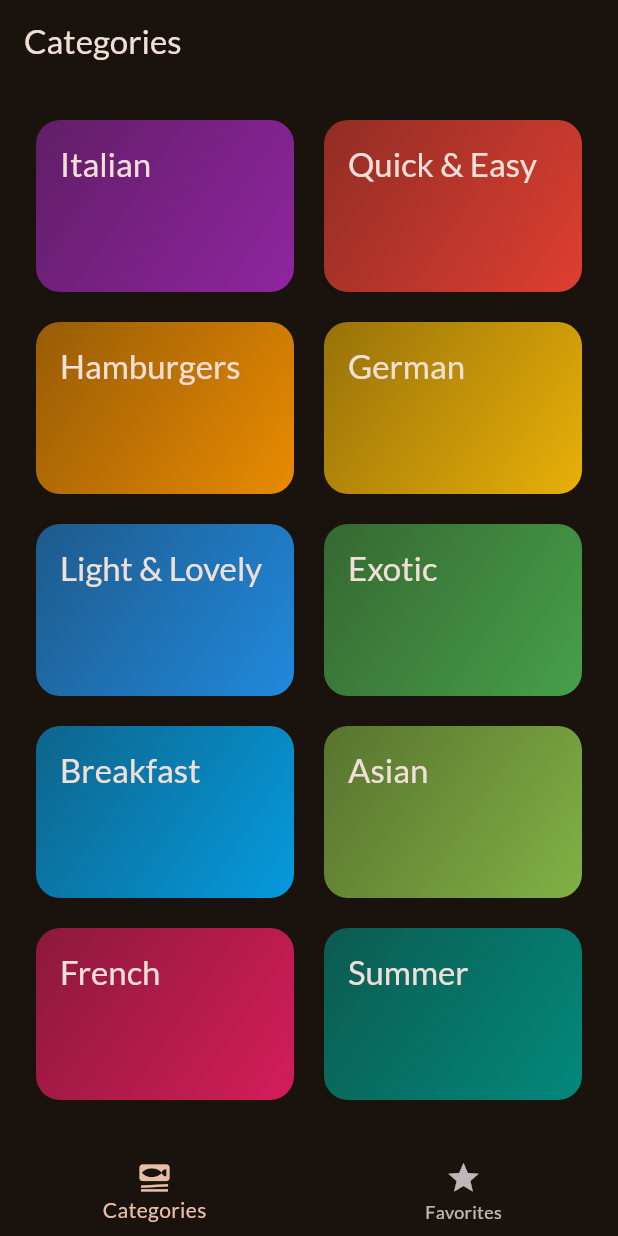
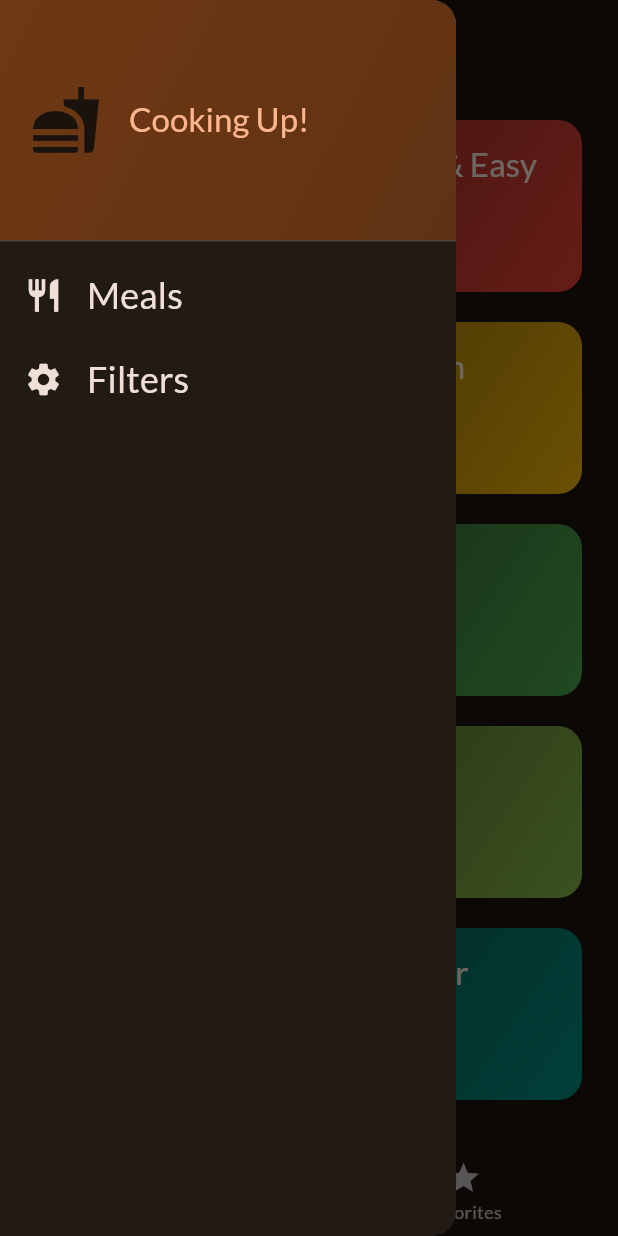
Before and after one commit to ThawedBuffalo/fdcg_08-mealsapp, a Flutter app: the screen it shows after launch, with the side drawer open (before the commit the screen has no drawer), on a phone screen of 412 x 824 dp. Run offline on Flutter 3.47's test engine with Material 3 defaults, Android fonts, the phone set to English and light mode, and no system bars; our stand-ins replace google_fonts, transparent_image.

Commit message:
section 8, chapter 18

```diff
--- a/lib/screens/tabs_page.dart
+++ b/lib/screens/tabs_page.dart
@@ -1,5 +1,6 @@
 import 'package:fdgc08/screens/categories_page.dart';
 import 'package:fdgc08/screens/meals_page.dart';
+import 'package:fdgc08/widgets/main_drawer.dart';
 import 'package:flutter/material.dart';
 
 import '../models/meal.dart';
@@ -59,6 +60,7 @@ class _TabsPageState extends State<TabsPage> {
       appBar: AppBar(
         title: Text(activePageTitle),
       ),
+      drawer: const MainDrawer(),
       body: activePage,
       bottomNavigationBar: BottomNavigationBar(
         onTap: _selectPage,
--- /dev/null
+++ b/lib/widgets/main_drawer.dart
@@ -0,0 +1,52 @@
+import 'package:flutter/material.dart';
+
+class MainDrawer extends StatelessWidget {
+  const MainDrawer({super.key});
+
+  @override
+  Widget build(BuildContext context) {
+    return Drawer(
+      child: Column(
+        children: [
+          DrawerHeader(
+            padding: const EdgeInsets.all(20),
+            decoration: BoxDecoration(
+              gradient: LinearGradient(
+                  colors: [
+                    Theme.of(context).colorScheme.primaryContainer,
+                    Theme.of(context).colorScheme.primaryContainer.withOpacity(0.8)
+                  ],
+              begin: Alignment.topLeft,
+              end: Alignment.bottomRight)
+            ),
+            child: Row(
+              children: [
+                Icon(Icons.fastfood, size: 48, color: Theme.of(context).primaryColor),
+                SizedBox(width: 18),
+                Text('Cooking Up!',
+                    style: Theme.of(context).textTheme.titleLarge!.copyWith(
+                        color: Theme.of(context).colorScheme.primary))
+              ],
+            ),
+          ),
+          ListTile(
+            leading: Icon(Icons.restaurant, size: 26, color: Theme.of(context).colorScheme.onBackground),
+            title: Text('Meals', style: Theme.of(context).textTheme.titleSmall!.copyWith(
+              color: Theme.of(context).colorScheme.onBackground,
+              fontSize: 24,
+            )),
+            onTap: () {},
+          ),
+          ListTile(
+            leading: Icon(Icons.settings, size: 26, color: Theme.of(context).colorScheme.onBackground),
+            title: Text('Filters', style: Theme.of(context).textTheme.titleSmall!.copyWith(
+              color: Theme.of(context).colorScheme.onBackground,
+              fontSize: 24,
+            )),
+            onTap: () {},
+          ),
+        ],
+      ),
+    );
+  }
+}
```
